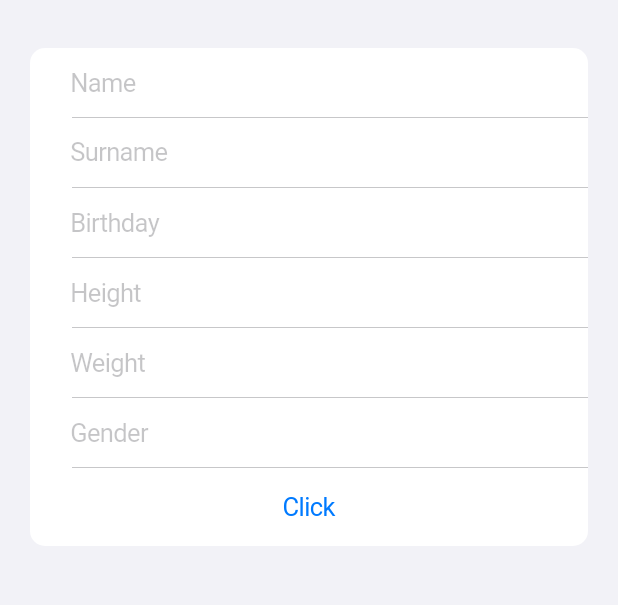
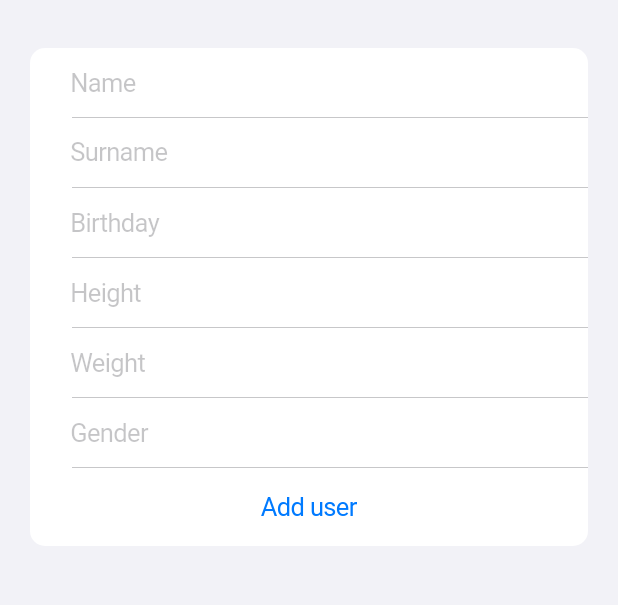
Before and after one commit to PiotrChoinski/BMI-mobile, a Flutter app: the AddUserPage screen opened directly, on a phone screen of 412 x 824 dp, the part 48-653 px from its top. Run offline on Flutter 3.47's test engine with Material 3 defaults, Android fonts, the phone set to English and light mode, and no system bars.

Commit message:
little fixes

```diff
--- a/bmi_mobile/lib/pages/add_user_page.dart
+++ b/bmi_mobile/lib/pages/add_user_page.dart
@@ -15,7 +15,7 @@ class _AddUserPageState extends State<AddUserPage> {
   final Map<String, dynamic> _newUser = {};
 
   final List heightList =
-      List.generate(100, (index) => {'id': index + 135, 'value': index + 135});
+      List.generate(100, (index) => {'id': index, 'value': index + 135});
   final List weightList =
       List.generate(150, (index) => {'id': index, 'value': index});
 
@@ -57,11 +57,11 @@ class _AddUserPageState extends State<AddUserPage> {
                         placeholder: "Gender",
                         data: const [
                           {'id': 1, 'value': 'Man'},
-                          {'id': 1, 'value': 'Woman'}
+                          {'id': 2, 'value': 'Woman'}
                         ],
                         selectOption: (value) => _newUser['Gender'] = value),
                     CupertinoButton(
-                        child: Text('Click'),
+                        child: const Text('Add user'),
                         onPressed: () => print(_newUser.toString()))
                   ]),
                 ))));
```
